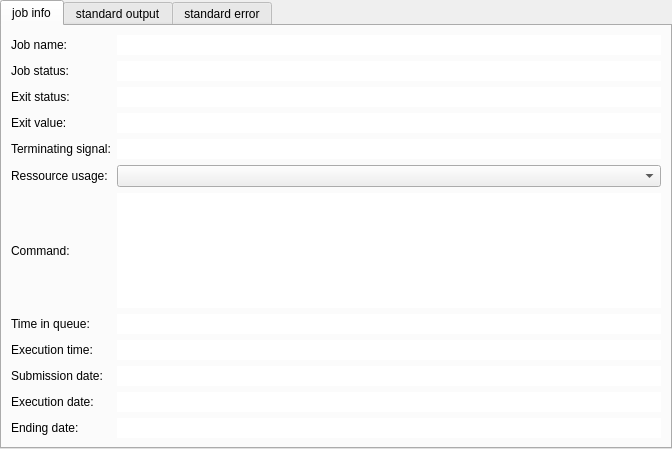
Qt form python/soma/workflow/gui/JobInfo.ui (populse/soma-workflow) before a commit.
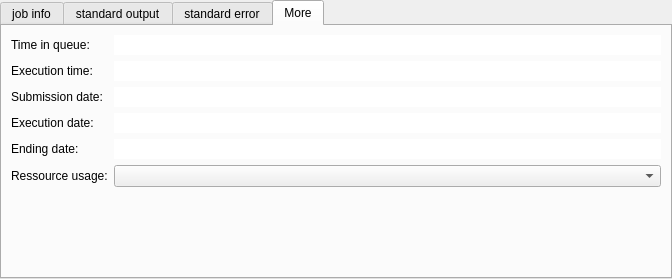
The same form after that commit. The open tabs and pages were chosen to show the change.

The edit to the form file:
```diff
--- a/python/soma/workflow/gui/JobInfo.ui
+++ b/python/soma/workflow/gui/JobInfo.ui
@@ -7,7 +7,7 @@
     <x>0</x>
     <y>0</y>
     <width>672</width>
-    <height>449</height>
+    <height>279</height>
    </rect>
   </property>
   <property name="minimumSize">
@@ -26,7 +26,7 @@
    <attribute name="title">
     <string>job info</string>
    </attribute>
-   <layout class="QGridLayout" name="gridLayout">
+   <layout class="QGridLayout" name="gridLayout_2">
     <item row="0" column="0">
      <widget class="QLabel" name="label_3">
       <property name="text">
@@ -110,16 +110,13 @@
      </widget>
     </item>
     <item row="5" column="0">
-     <widget class="QLabel" name="label">
+     <widget class="QLabel" name="label_6">
       <property name="text">
-       <string>Ressource usage:</string>
+       <string>Command:</string>
       </property>
      </widget>
     </item>
     <item row="5" column="1">
-     <widget class="QComboBox" name="resource_usage"/>
-    </item>
-    <item row="7" column="1">
      <widget class="QTextEdit" name="command">
       <property name="sizePolicy">
        <sizepolicy hsizetype="Minimum" vsizetype="Maximum">
@@ -135,92 +132,7 @@
       </property>
      </widget>
     </item>
-    <item row="8" column="0">
-     <widget class="QLabel" name="label_11">
-      <property name="text">
-       <string>Time in queue:</string>
-      </property>
-     </widget>
-    </item>
-    <item row="8" column="1">
-     <widget class="QLineEdit" name="time_in_queue">
-      <property name="frame">
-       <bool>false</bool>
-      </property>
-      <property name="readOnly">
-       <bool>true</bool>
-      </property>
-     </widget>
-    </item>
-    <item row="9" column="0">
-     <widget class="QLabel" name="label_12">
-      <property name="text">
-       <string>Execution time:</string>
-      </property>
-     </widget>
-    </item>
-    <item row="9" column="1">
-     <widget class="QLineEdit" name="execution_time">
-      <property name="frame">
-       <bool>false</bool>
-      </property>
-      <property name="readOnly">
-       <bool>true</bool>
-      </property>
-     </widget>
-    </item>
-    <item row="10" column="0">
-     <widget class="QLabel" name="label_4">
-      <property name="text">
-       <string>Submission date:</string>
-      </property>
-     </widget>
-    </item>
-    <item row="10" column="1">
-     <widget class="QLineEdit" name="submission_date">
-      <property name="frame">
-       <bool>false</bool>
-      </property>
-      <property name="readOnly">
-       <bool>true</bool>
-      </property>
-     </widget>
-    </item>
-    <item row="11" column="0">
-     <widget class="QLabel" name="label_9">
-      <property name="text">
-       <string>Execution date:</string>
-      </property>
-     </widget>
-    </item>
-    <item row="11" column="1">
-     <widget class="QLineEdit" name="execution_date">
-      <property name="frame">
-       <bool>false</bool>
-      </property>
-      <property name="readOnly">
-       <bool>true</bool>
-      </property>
-     </widget>
-    </item>
-    <item row="12" column="0">
-     <widget class="QLabel" name="label_10">
-      <property name="text">
-       <string>Ending date:</string>
-      </property>
-     </widget>
-    </item>
-    <item row="12" column="1">
-     <widget class="QLineEdit" name="ending_date">
-      <property name="frame">
-       <bool>false</bool>
-      </property>
-      <property name="readOnly">
-       <bool>true</bool>
-      </property>
-     </widget>
-    </item>
-    <item row="13" column="1">
+    <item row="6" column="1">
      <spacer name="verticalSpacer">
       <property name="orientation">
        <enum>Qt::Vertical</enum>
@@ -233,13 +145,6 @@
       </property>
      </spacer>
     </item>
-    <item row="7" column="0">
-     <widget class="QLabel" name="label_6">
-      <property name="text">
-       <string>Command:</string>
-      </property>
-     </widget>
-    </item>
    </layout>
   </widget>
   <widget class="QWidget" name="tab_stdin">
@@ -324,6 +229,121 @@
     </item>
    </layout>
   </widget>
+  <widget class="QWidget" name="tab">
+   <attribute name="title">
+    <string>More</string>
+   </attribute>
+   <layout class="QGridLayout" name="gridLayout">
+    <item row="0" column="0">
+     <widget class="QLabel" name="label_11">
+      <property name="text">
+       <string>Time in queue:</string>
+      </property>
+     </widget>
+    </item>
+    <item row="0" column="1">
+     <widget class="QLineEdit" name="time_in_queue">
+      <property name="frame">
+       <bool>false</bool>
+      </property>
+      <property name="readOnly">
+       <bool>true</bool>
+      </property>
+     </widget>
+    </item>
+    <item row="1" column="0">
+     <widget class="QLabel" name="label_12">
+      <property name="text">
+       <string>Execution time:</string>
+      </property>
+     </widget>
+    </item>
+    <item row="1" column="1">
+     <widget class="QLineEdit" name="execution_time">
+      <property name="frame">
+       <bool>false</bool>
+      </property>
+      <property name="readOnly">
+       <bool>true</bool>
+      </property>
+     </widget>
+    </item>
+    <item row="2" column="0">
+     <widget class="QLabel" name="label_4">
+      <property name="text">
+       <string>Submission date:</string>
+      </property>
+     </widget>
+    </item>
+    <item row="2" column="1">
+     <widget class="QLineEdit" name="submission_date">
+      <property name="frame">
+       <bool>false</bool>
+      </property>
+      <property name="readOnly">
+       <bool>true</bool>
+      </property>
+     </widget>
+    </item>
+    <item row="3" column="0">
+     <widget class="QLabel" name="label_9">
+      <property name="text">
+       <string>Execution date:</string>
+      </property>
+     </widget>
+    </item>
+    <item row="3" column="1">
+     <widget class="QLineEdit" name="execution_date">
+      <property name="frame">
+       <bool>false</bool>
+      </property>
+      <property name="readOnly">
+       <bool>true</bool>
+      </property>
+     </widget>
+    </item>
+    <item row="4" column="0">
+     <widget class="QLabel" name="label_10">
+      <property name="text">
+       <string>Ending date:</string>
+      </property>
+     </widget>
+    </item>
+    <item row="4" column="1">
+     <widget class="QLineEdit" name="ending_date">
+      <property name="frame">
+       <bool>false</bool>
+      </property>
+      <property name="readOnly">
+       <bool>true</bool>
+      </property>
+     </widget>
+    </item>
+    <item row="5" column="0">
+     <widget class="QLabel" name="label">
+      <property name="text">
+       <string>Ressource usage:</string>
+      </property>
+     </widget>
+    </item>
+    <item row="5" column="1">
+     <widget class="QComboBox" name="resource_usage"/>
+    </item>
+    <item row="6" column="1">
+     <spacer name="verticalSpacer_2">
+      <property name="orientation">
+       <enum>Qt::Vertical</enum>
+      </property>
+      <property name="sizeHint" stdset="0">
+       <size>
+        <width>20</width>
+        <height>40</height>
+       </size>
+      </property>
+     </spacer>
+    </item>
+   </layout>
+  </widget>
  </widget>
  <resources/>
  <connections/>
```
